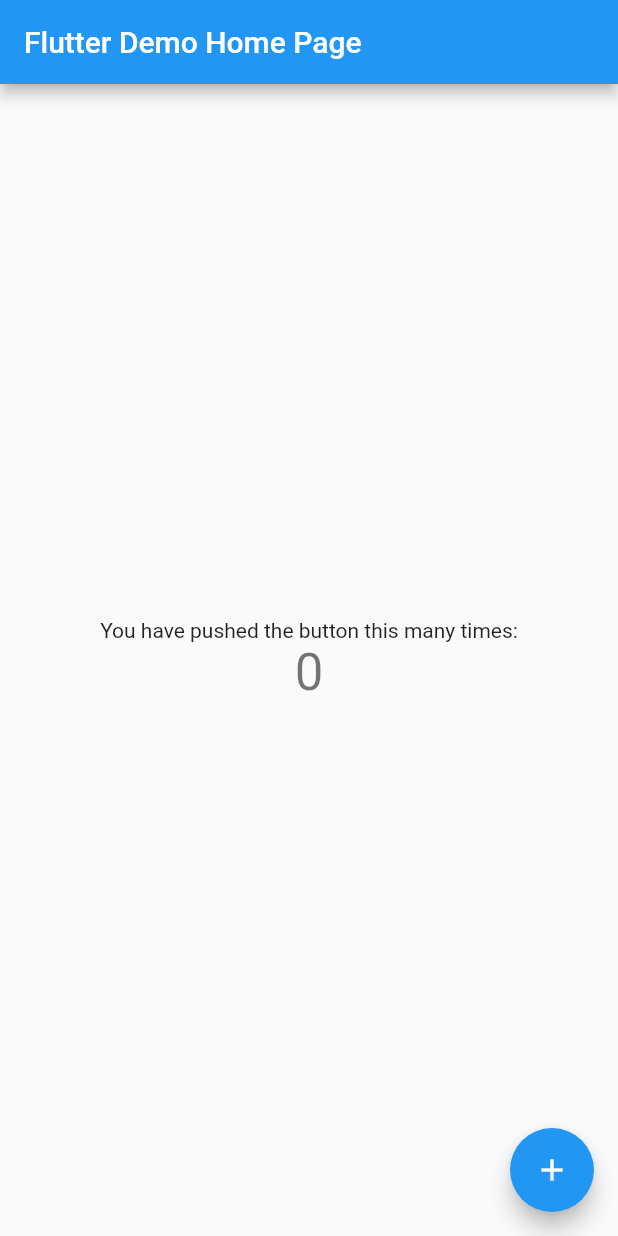
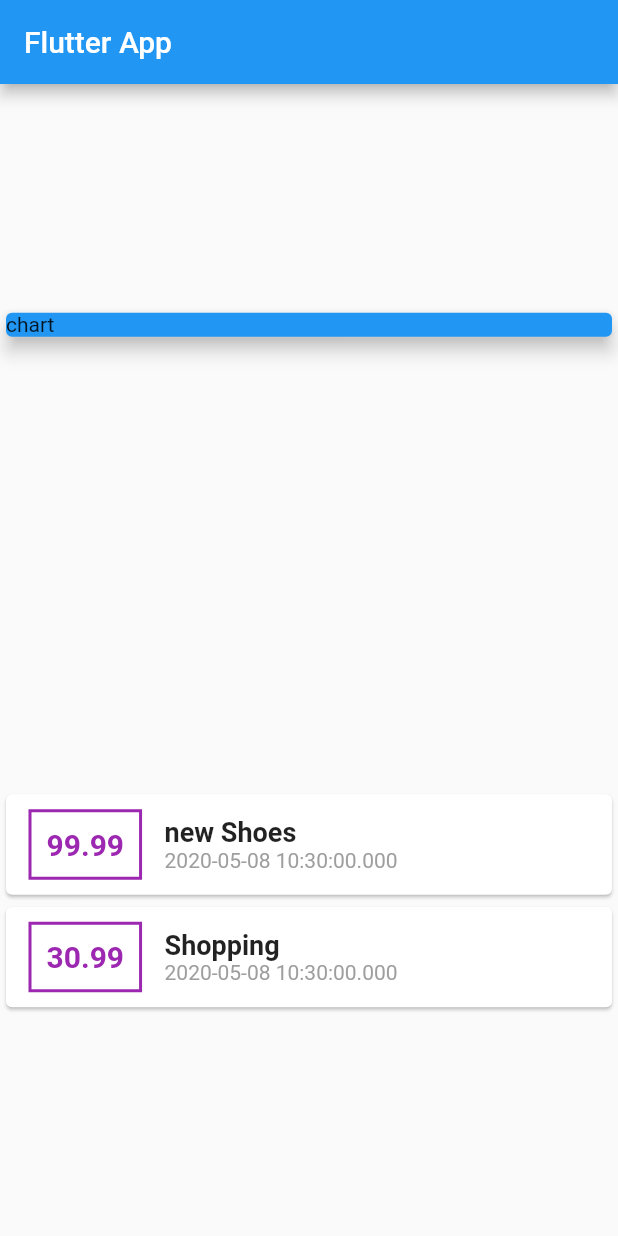
Before and after one commit to AlexStotch/expensesFlutter, a Flutter app: the screen it shows after launch, on a phone screen of 412 x 824 dp. Run offline on Flutter 3.47's test engine with Material 2 defaults, Android fonts, the phone set to English and light mode, and no system bars.

```diff
--- a/expenses_app/lib/main.dart
+++ b/expenses_app/lib/main.dart
@@ -1,96 +1,96 @@
+import 'package:expenses_app/transaction.dart';
 import 'package:flutter/material.dart';
 
-void main() {
-  runApp(MyApp());
-}
+void main() => runApp(MyApp());
 
 class MyApp extends StatelessWidget {
   @override
   Widget build(BuildContext context) {
     return MaterialApp(
-      title: 'Flutter Demo',
-      theme: ThemeData(
-        primarySwatch: Colors.blue,
-        visualDensity: VisualDensity.adaptivePlatformDensity,
-      ),
-      home: MyHomePage(title: 'Flutter Demo Home Page'),
+      title: 'Flutter App',
+      home: MyHomePage(),
     );
   }
 }
 
-class MyHomePage extends StatefulWidget {
-  MyHomePage({Key key, this.title}) : super(key: key);
-
-
-  final String title;
-
-  @override
-  _MyHomePageState createState() => _MyHomePageState();
-}
-
-class _MyHomePageState extends State<MyHomePage> {
-  int _counter = 0;
-
-  void _incrementCounter() {
-    setState(() {
-      // This call to setState tells the Flutter framework that something has
-      // changed in this State, which causes it to rerun the build method below
-      // so that the display can reflect the updated values. If we changed
-      // _counter without calling setState(), then the build method would not be
-      // called again, and so nothing would appear to happen.
-      _counter++;
-    });
-  }
-
+class MyHomePage extends StatelessWidget {
+  final List<Transaction> transactions = [
+    Transaction(
+      id: 't1',
+      title: 'new Shoes',
+      amount: 99.99,
+      date: DateTime.now(),
+    ),
+    Transaction(
+      id: 't2',
+      title: 'Shopping',
+      amount: 30.99,
+      date: DateTime.now(),
+    )
+  ];
   @override
   Widget build(BuildContext context) {
-    // This method is rerun every time setState is called, for instance as done
-    // by the _incrementCounter method above.
-    //
-    // The Flutter framework has been optimized to make rerunning build methods
-    // fast, so that you can just rebuild anything that needs updating rather
-    // than having to individually change instances of widgets.
     return Scaffold(
       appBar: AppBar(
-        // Here we take the value from the MyHomePage object that was created by
-        // the App.build method, and use it to set our appbar title.
-        title: Text(widget.title),
+        title: Text('Flutter App'),
       ),
-      body: Center(
-        // Center is a layout widget. It takes a single child and positions it
-        // in the middle of the parent.
-        child: Column(
-          // Column is also a layout widget. It takes a list of children and
-          // arranges them vertically. By default, it sizes itself to fit its
-          // children horizontally, and tries to be as tall as its parent.
-          //
-          // Invoke "debug painting" (press "p" in the console, choose the
-          // "Toggle Debug Paint" action from the Flutter Inspector in Android
-          // Studio, or the "Toggle Debug Paint" command in Visual Studio Code)
-          // to see the wireframe for each widget.
-          //
-          // Column has various properties to control how it sizes itself and
-          // how it positions its children. Here we use mainAxisAlignment to
-          // center the children vertically; the main axis here is the vertical
-          // axis because Columns are vertical (the cross axis would be
-          // horizontal).
-          mainAxisAlignment: MainAxisAlignment.center,
-          children: <Widget>[
-            Text(
-              'You have pushed the button this many times:',
+      body: Column(
+        mainAxisAlignment: MainAxisAlignment.spaceAround,
+        children: <Widget>[
+          Container(
+            width: double.infinity,
+            child: Card(
+              color: Colors.blue,
+              child: Container(
+                child: Text('chart'),
+              ),
+              elevation: 5,
             ),
-            Text(
-              '$_counter',
-              style: Theme.of(context).textTheme.headline4,
-            ),
-          ],
-        ),
+          ),
+          Column(
+              children: transactions.map((tx) {
+            return Card(
+              child: Row(
+                children: <Widget>[
+                  Container(
+                    margin: EdgeInsets.symmetric(
+                      vertical: 10,
+                      horizontal: 15,
+                    ),
+                    decoration: BoxDecoration(
+                      border: Border.all(
+                        color: Colors.purple,
+                        width: 2,
+                      ),
+                    ),
+                    padding: EdgeInsets.all(10),
+                    child: Text(
+                      tx.amount.toString(),
+                      style: TextStyle(
+                          fontWeight: FontWeight.bold,
+                          fontSize: 20,
+                          color: Colors.purple),
+                    ),
+                  ),
+                  Column(
+                    crossAxisAlignment: CrossAxisAlignment.start,
+                    children: <Widget>[
+                      Text(
+                        tx.title,
+                        style: TextStyle(
+                          fontSize: 18,
+                          fontWeight: FontWeight.bold,
+                         ),
+                      ),
+                      Text(tx.date.toString(), style: TextStyle(color: Colors.grey),)
+                    ],
+                  )
+                ],
+              ),
+            );
+          }).toList()),
+        ],
       ),
-      floatingActionButton: FloatingActionButton(
-        onPressed: _incrementCounter,
-        tooltip: 'Increment',
-        child: Icon(Icons.add),
-      ), // This trailing comma makes auto-formatting nicer for build methods.
     );
   }
 }
--- /dev/null
+++ b/expenses_app/lib/transaction.dart
@@ -0,0 +1,10 @@
+import 'package:flutter/material.dart';
+
+class Transaction {
+  final String id;
+  final String title;
+  final double amount;
+  final DateTime date;
+
+  Transaction({@required this.id, @required this.title, @required this.amount, @required this.date});
+}
```
